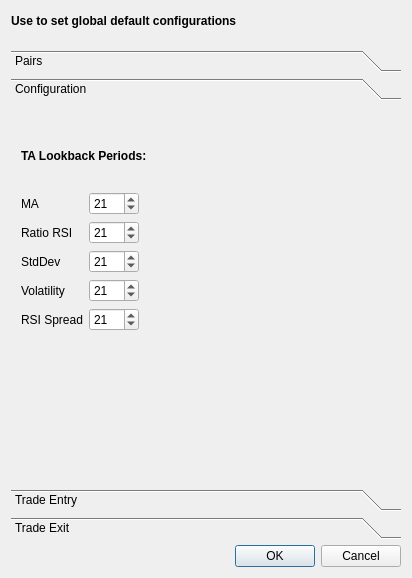
The window that globalconfigdialog.ui (ProDataLab/nkny) describes before a commit, drawn with Qt 5.
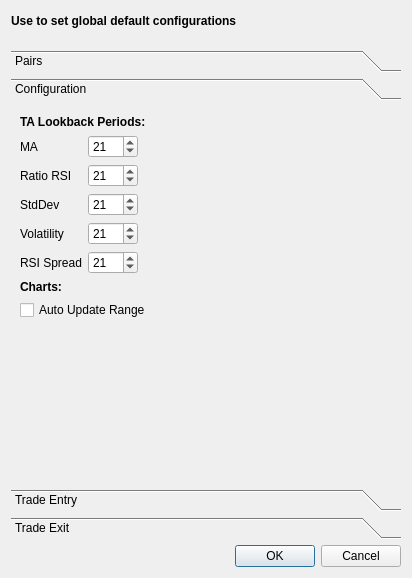
The same window after the commit. The open tabs and pages were chosen to show the change.

Diff of the .ui file:
```diff
--- a/globalconfigdialog.ui
+++ b/globalconfigdialog.ui
@@ -208,21 +208,14 @@
         <x>0</x>
         <y>0</y>
         <width>394</width>
-        <height>337</height>
+        <height>376</height>
        </rect>
       </property>
       <attribute name="label">
        <string>Configuration</string>
       </attribute>
-      <widget class="QWidget" name="layoutWidget">
-       <property name="geometry">
-        <rect>
-         <x>10</x>
-         <y>20</y>
-         <width>144</width>
-         <height>205</height>
-        </rect>
-       </property>
+      <layout class="QVBoxLayout" name="verticalLayout_4">
+       <item>
        <layout class="QVBoxLayout" name="verticalLayout_2">
         <item>
          <widget class="QLabel" name="label_4">
@@ -381,7 +374,45 @@
          </layout>
         </item>
        </layout>
-      </widget>
+       </item>
+       <item>
+        <layout class="QVBoxLayout" name="verticalLayout">
+         <item>
+          <widget class="QLabel" name="label_8">
+           <property name="font">
+            <font>
+             <weight>75</weight>
+             <bold>true</bold>
+            </font>
+           </property>
+           <property name="text">
+            <string>Charts:</string>
+           </property>
+          </widget>
+         </item>
+         <item>
+          <widget class="QCheckBox" name="autoUpdateRangeCheckBox">
+           <property name="text">
+            <string>Auto Update Range</string>
+           </property>
+          </widget>
+         </item>
+        </layout>
+       </item>
+       <item>
+        <spacer name="verticalSpacer_2">
+         <property name="orientation">
+          <enum>Qt::Vertical</enum>
+         </property>
+         <property name="sizeHint" stdset="0">
+          <size>
+           <width>20</width>
+           <height>158</height>
+          </size>
+         </property>
+        </spacer>
+       </item>
+      </layout>
      </widget>
      <widget class="QWidget" name="page_8">
       <property name="geometry">
```
Left out of the diff: 12 changed lines with no effect on the pictures. Lines whose indentation alone changed are shown as unchanged.
